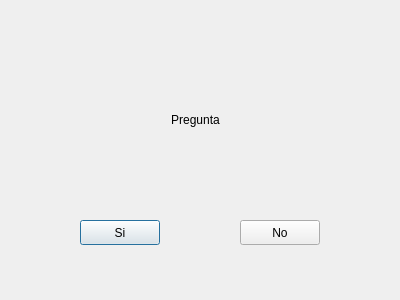
Qt form AdivinaIA/partida.ui (Tirus214/Proyectos-Estructuras) before a commit.
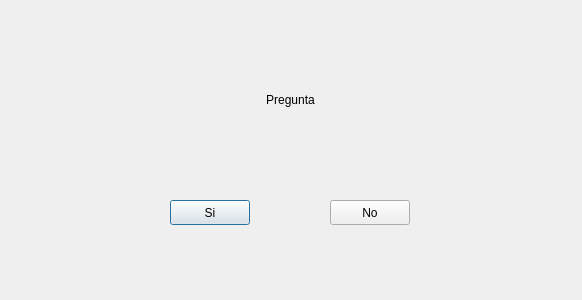
The same form after that commit.

Diff of the .ui file:
```diff
--- a/AdivinaIA/partida.ui
+++ b/AdivinaIA/partida.ui
@@ -6,7 +6,7 @@
    <rect>
     <x>0</x>
     <y>0</y>
-    <width>400</width>
+    <width>582</width>
     <height>300</height>
    </rect>
   </property>
@@ -16,9 +16,9 @@
   <widget class="QLabel" name="lblPregunta">
    <property name="geometry">
     <rect>
-     <x>90</x>
-     <y>100</y>
-     <width>211</width>
+     <x>120</x>
+     <y>80</y>
+     <width>341</width>
      <height>41</height>
     </rect>
    </property>
@@ -32,8 +32,8 @@
   <widget class="QPushButton" name="btnSi">
    <property name="geometry">
     <rect>
-     <x>80</x>
-     <y>220</y>
+     <x>170</x>
+     <y>200</y>
      <width>80</width>
      <height>25</height>
     </rect>
@@ -45,8 +45,8 @@
   <widget class="QPushButton" name="btnNo">
    <property name="geometry">
     <rect>
-     <x>240</x>
-     <y>220</y>
+     <x>330</x>
+     <y>200</y>
      <width>80</width>
      <height>25</height>
     </rect>
```
